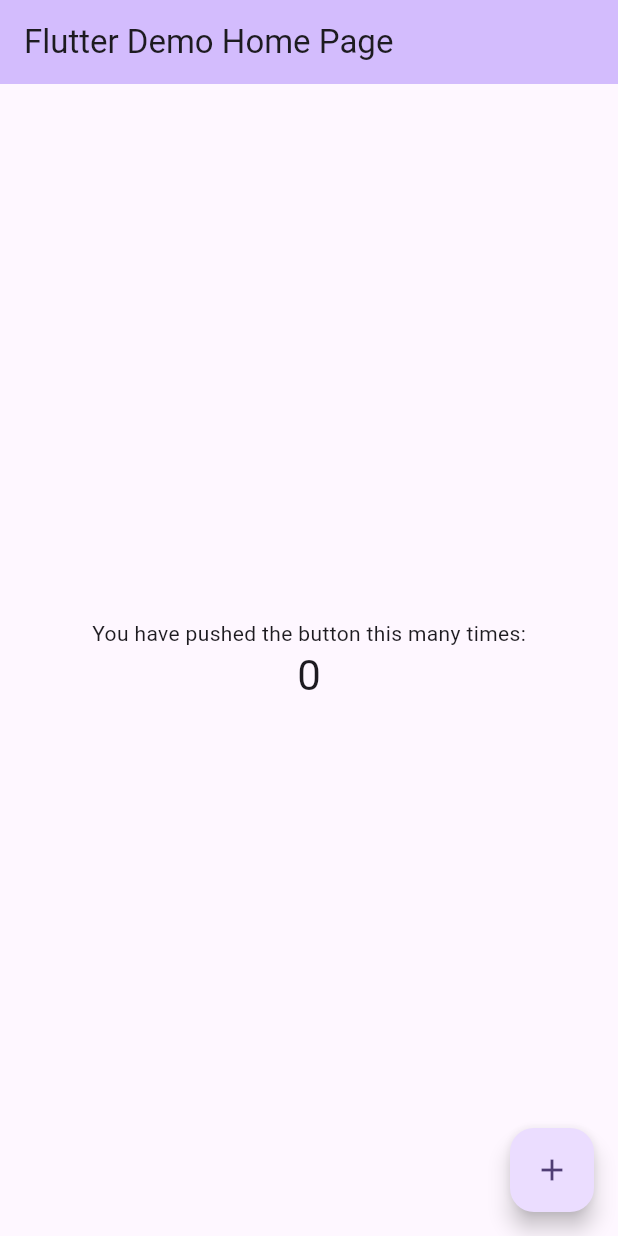
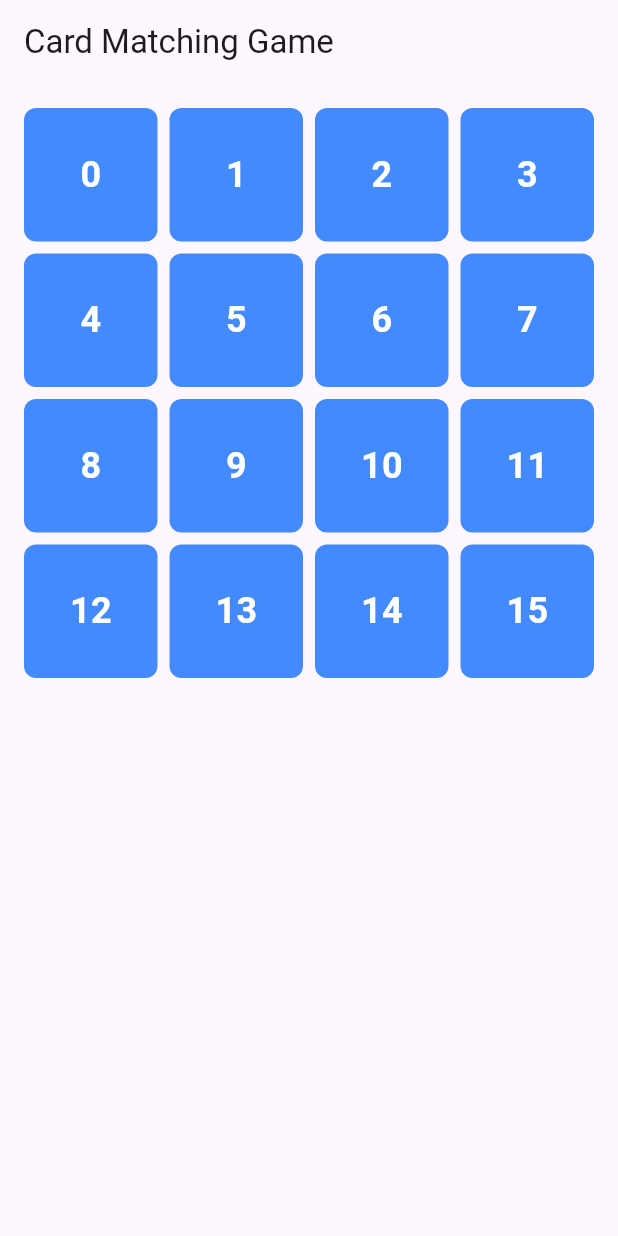
Before and after one commit to aahmad8727/cardmatch, a Flutter app: the screen it shows after launch, on a phone screen of 412 x 824 dp. Run offline on Flutter 3.47's test engine with Material 3 defaults, Android fonts, the phone set to English and light mode, and no system bars.

Commit message:
card grid layout implemented

```diff
--- a/lib/main.dart
+++ b/lib/main.dart
@@ -1,122 +1,52 @@
 import 'package:flutter/material.dart';
 
-void main() {
-  runApp(const MyApp());
-}
+void main() => runApp(CardGameApp());
 
-class MyApp extends StatelessWidget {
-  const MyApp({super.key});
-
-  // This widget is the root of your application.
+class CardGameApp extends StatelessWidget {
   @override
   Widget build(BuildContext context) {
     return MaterialApp(
-      title: 'Flutter Demo',
-      theme: ThemeData(
-        // This is the theme of your application.
-        //
-        // TRY THIS: Try running your application with "flutter run". You'll see
-        // the application has a purple toolbar. Then, without quitting the app,
-        // try changing the seedColor in the colorScheme below to Colors.green
-        // and then invoke "hot reload" (save your changes or press the "hot
-        // reload" button in a Flutter-supported IDE, or press "r" if you used
-        // the command line to start the app).
-        //
-        // Notice that the counter didn't reset back to zero; the application
-        // state is not lost during the reload. To reset the state, use hot
-        // restart instead.
-        //
-        // This works for code too, not just values: Most code changes can be
-        // tested with just a hot reload.
-        colorScheme: ColorScheme.fromSeed(seedColor: Colors.deepPurple),
+      title: 'Card Matching Game',
+      home: Scaffold(
+        appBar: AppBar(title: Text('Card Matching Game')),
+        body: CardGrid(),
       ),
-      home: const MyHomePage(title: 'Flutter Demo Home Page'),
     );
   }
 }
 
-class MyHomePage extends StatefulWidget {
-  const MyHomePage({super.key, required this.title});
-
-  // This widget is the home page of your application. It is stateful, meaning
-  // that it has a State object (defined below) that contains fields that affect
-  // how it looks.
-
-  // This class is the configuration for the state. It holds the values (in this
-  // case the title) provided by the parent (in this case the App widget) and
-  // used by the build method of the State. Fields in a Widget subclass are
-  // always marked "final".
-
-  final String title;
-
-  @override
-  State<MyHomePage> createState() => _MyHomePageState();
-}
-
-class _MyHomePageState extends State<MyHomePage> {
-  int _counter = 0;
-
-  void _incrementCounter() {
-    setState(() {
-      // This call to setState tells the Flutter framework that something has
-      // changed in this State, which causes it to rerun the build method below
-      // so that the display can reflect the updated values. If we changed
-      // _counter without calling setState(), then the build method would not be
-      // called again, and so nothing would appear to happen.
-      _counter++;
-    });
-  }
+class CardGrid extends StatelessWidget {
+  //  data for 16 cards (4x4 grid)
+  final List<int> cardNumbers = List.generate(16, (index) => index);
 
   @override
   Widget build(BuildContext context) {
-    // This method is rerun every time setState is called, for instance as done
-    // by the _incrementCounter method above.
-    //
-    // The Flutter framework has been optimized to make rerunning build methods
-    // fast, so that you can just rebuild anything that needs updating rather
-    // than having to individually change instances of widgets.
-    return Scaffold(
-      appBar: AppBar(
-        // TRY THIS: Try changing the color here to a specific color (to
-        // Colors.amber, perhaps?) and trigger a hot reload to see the AppBar
-        // change color while the other colors stay the same.
-        backgroundColor: Theme.of(context).colorScheme.inversePrimary,
-        // Here we take the value from the MyHomePage object that was created by
-        // the App.build method, and use it to set our appbar title.
-        title: Text(widget.title),
+    return GridView.builder(
+      padding: EdgeInsets.all(16.0),
+      gridDelegate: SliverGridDelegateWithFixedCrossAxisCount(
+        crossAxisCount: 4, // 4 columns in grid
+        crossAxisSpacing: 8.0,
+        mainAxisSpacing: 8.0,
       ),
-      body: Center(
-        // Center is a layout widget. It takes a single child and positions it
-        // in the middle of the parent.
-        child: Column(
-          // Column is also a layout widget. It takes a list of children and
-          // arranges them vertically. By default, it sizes itself to fit its
-          // children horizontally, and tries to be as tall as its parent.
-          //
-          // Column has various properties to control how it sizes itself and
-          // how it positions its children. Here we use mainAxisAlignment to
-          // center the children vertically; the main axis here is the vertical
-          // axis because Columns are vertical (the cross axis would be
-          // horizontal).
-          //
-          // TRY THIS: Invoke "debug painting" (choose the "Toggle Debug Paint"
-          // action in the IDE, or press "p" in the console), to see the
-          // wireframe for each widget.
-          mainAxisAlignment: MainAxisAlignment.center,
-          children: <Widget>[
-            const Text('You have pushed the button this many times:'),
-            Text(
-              '$_counter',
-              style: Theme.of(context).textTheme.headlineMedium,
+      itemCount: cardNumbers.length,
+      itemBuilder: (context, index) {
+        return Container(
+          decoration: BoxDecoration(
+            color: Colors.blueAccent,
+            borderRadius: BorderRadius.circular(8.0),
+          ),
+          child: Center(
+            child: Text(
+              '${cardNumbers[index]}',
+              style: TextStyle(
+                fontSize: 24,
+                color: Colors.white,
+                fontWeight: FontWeight.bold,
+              ),
             ),
-          ],
-        ),
-      ),
-      floatingActionButton: FloatingActionButton(
-        onPressed: _incrementCounter,
-        tooltip: 'Increment',
-        child: const Icon(Icons.add),
-      ), // This trailing comma makes auto-formatting nicer for build methods.
+          ),
+        );
+      },
     );
   }
 }
```
